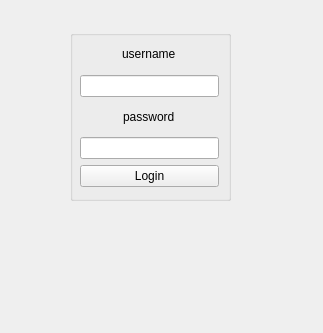
Before: the Qt Designer form client/login.ui in SimoneDutto/CollaborativeEditor, drawn with Qt 5.
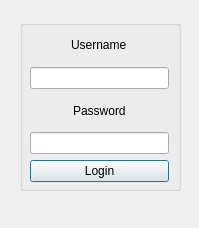
After: the same form once the commit is applied.

What changed in the file:
```diff
--- a/client/login.ui
+++ b/client/login.ui
@@ -6,8 +6,8 @@
    <rect>
     <x>0</x>
     <y>0</y>
-    <width>323</width>
-    <height>333</height>
+    <width>199</width>
+    <height>228</height>
    </rect>
   </property>
   <property name="windowTitle">
@@ -17,8 +17,8 @@
    <widget class="QGroupBox" name="LoginBox">
     <property name="geometry">
      <rect>
-      <x>70</x>
-      <y>30</y>
+      <x>20</x>
+      <y>20</y>
       <width>161</width>
       <height>171</height>
      </rect>
@@ -35,7 +35,7 @@
        <x>10</x>
        <y>10</y>
        <width>139</width>
-       <height>147</height>
+       <height>152</height>
       </rect>
      </property>
      <layout class="QVBoxLayout" name="verticalLayout_3">
@@ -44,7 +44,7 @@
         <item alignment="Qt::AlignHCenter|Qt::AlignVCenter">
          <widget class="QLabel" name="label_username">
           <property name="text">
-           <string>username</string>
+           <string>Username</string>
           </property>
          </widget>
         </item>
@@ -58,7 +58,7 @@
         <item alignment="Qt::AlignHCenter">
          <widget class="QLabel" name="label_password">
           <property name="text">
-           <string>password</string>
+           <string>Password</string>
           </property>
          </widget>
         </item>
@@ -76,6 +76,15 @@
         <property name="text">
          <string>Login</string>
         </property>
+        <property name="autoDefault">
+         <bool>false</bool>
+        </property>
+        <property name="default">
+         <bool>true</bool>
+        </property>
+        <property name="flat">
+         <bool>false</bool>
+        </property>
        </widget>
       </item>
      </layout>
```
Left out of the diff: 2 changed lines with no effect on the pictures.
